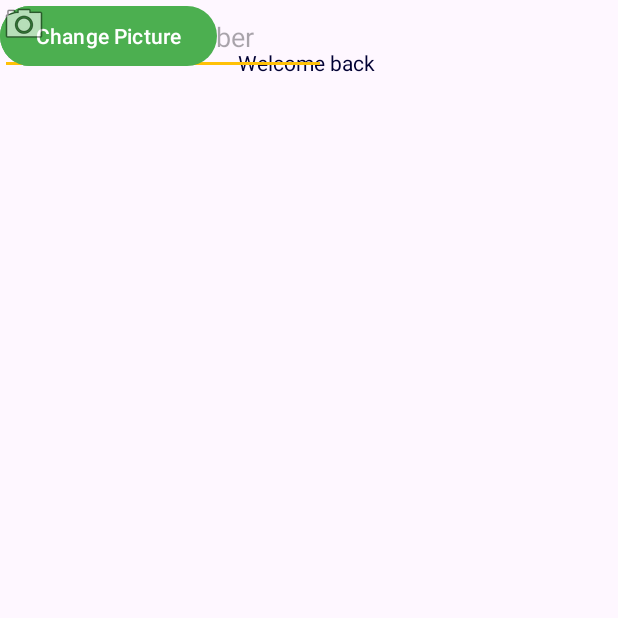
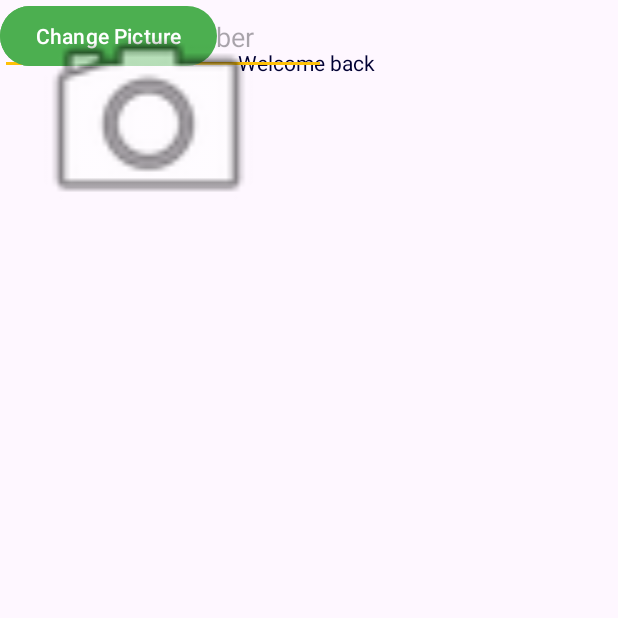
Before and after one commit to TrebleHaaland/CST2335-AndroidLabs, an Android app: the screen it shows after launch (SecondActivity), after a tap on "Login", on a phone screen of 412 x 824 dp, the top half of it. Run offline under Robolectric (Android 15) with nearby library versions, the phone set to English and light mode, and no system bars.

Commit message:
Started Lab 4

```diff
--- a/app/src/main/res/layout/activity_second.xml
+++ b/app/src/main/res/layout/activity_second.xml
@@ -42,17 +42,17 @@
         android:layout_width="wrap_content"
         android:layout_height="wrap_content"
         android:text="Change Picture"
+        tools:ignore="MissingConstraints"
         tools:layout_editor_absoluteX="265dp"
-        tools:layout_editor_absoluteY="168dp"
-        tools:ignore="MissingConstraints" />
+        tools:layout_editor_absoluteY="248dp" />
 
     <ImageView
         android:id="@+id/picture"
-        android:layout_width="wrap_content"
-        android:layout_height="wrap_content"
+        android:layout_width="198dp"
+        android:layout_height="160dp"
         app:srcCompat="@android:drawable/ic_menu_camera"
-        tools:layout_editor_absoluteX="108dp"
-        tools:layout_editor_absoluteY="184dp"
-        tools:ignore="MissingConstraints" />
+        tools:ignore="MissingConstraints"
+        tools:layout_editor_absoluteX="36dp"
+        tools:layout_editor_absoluteY="191dp" />
 
 </androidx.constraintlayout.widget.ConstraintLayout>
```
